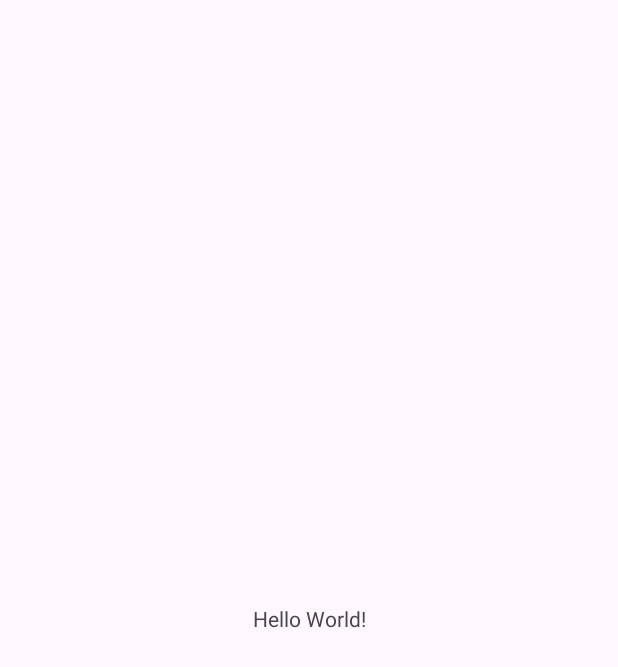
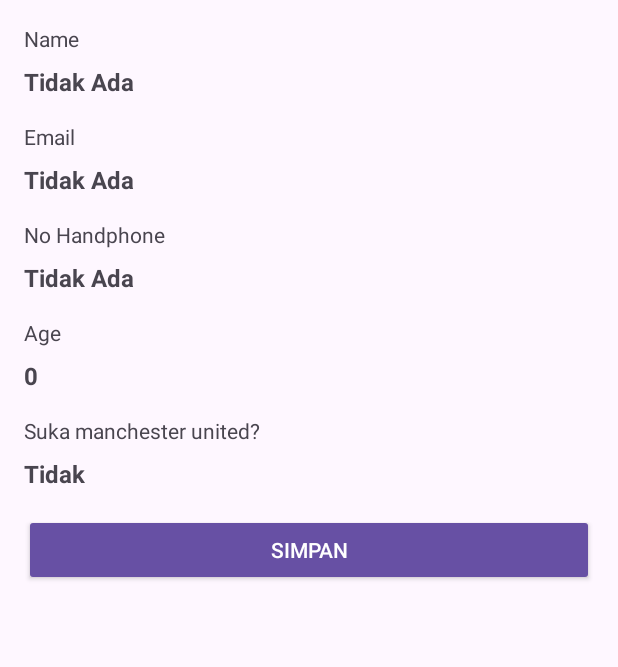
Before and after one commit to zakymzn/MySharedPreferences, an Android app: the screen it shows after launch (MainActivity), on a phone screen of 412 x 824 dp. Before the commit the part shown is almost empty. Shown: the top 667 px of the screen. Run offline under Robolectric (Android 15) with nearby library versions, the phone set to English and light mode, and no system bars.

Commit message:
codelab menyimpan data dengan shared preferences

```diff
--- a/app/build.gradle.kts
+++ b/app/build.gradle.kts
@@ -1,6 +1,7 @@
 plugins {
     alias(libs.plugins.android.application)
     alias(libs.plugins.kotlin.android)
+    id("kotlin-parcelize")
 }
 
 android {
@@ -33,6 +34,9 @@ android {
     kotlinOptions {
         jvmTarget = "11"
     }
+    buildFeatures {
+        viewBinding = true
+    }
 }
 
 dependencies {
--- a/app/src/main/AndroidManifest.xml
+++ b/app/src/main/AndroidManifest.xml
@@ -13,6 +13,9 @@
         android:theme="@style/Theme.MySharedPreferences"
         tools:targetApi="31">
         <activity
+            android:name=".FormUserPreferenceActivity"
+            android:exported="false" />
+        <activity
             android:name=".MainActivity"
             android:exported="true">
             <intent-filter>
--- a/app/src/main/java/com/example/mysharedpreferences/MainActivity.kt
+++ b/app/src/main/java/com/example/mysharedpreferences/MainActivity.kt
@@ -1,20 +1,92 @@
 package com.example.mysharedpreferences
 
+import android.content.Intent
 import android.os.Bundle
-import androidx.activity.enableEdgeToEdge
+import android.view.View
+import androidx.activity.result.contract.ActivityResultContracts
 import androidx.appcompat.app.AppCompatActivity
-import androidx.core.view.ViewCompat
-import androidx.core.view.WindowInsetsCompat
+import androidx.activity.result.ActivityResult
+import com.example.mysharedpreferences.databinding.ActivityMainBinding
 
-class MainActivity : AppCompatActivity() {
+class MainActivity : AppCompatActivity(), View.OnClickListener {
+
+    private lateinit var mUserPreference: UserPreference
+    private lateinit var binding: ActivityMainBinding
+
+    private var isPreferenceEmpty = false
+    private lateinit var userModel: UserModel
+
+    private val resultLauncher = registerForActivityResult(
+        ActivityResultContracts.StartActivityForResult()
+    ) { result: ActivityResult ->
+        if (result.data != null && result.resultCode == FormUserPreferenceActivity.RESULT_CODE) {
+            userModel = result.data?.getParcelableExtra<UserModel>(FormUserPreferenceActivity.EXTRA_RESULT) as UserModel
+            populateView(userModel)
+            checkForm(userModel)
+        }
+    }
+
     override fun onCreate(savedInstanceState: Bundle?) {
         super.onCreate(savedInstanceState)
-        enableEdgeToEdge()
-        setContentView(R.layout.activity_main)
-        ViewCompat.setOnApplyWindowInsetsListener(findViewById(R.id.main)) { v, insets ->
-            val systemBars = insets.getInsets(WindowInsetsCompat.Type.systemBars())
-            v.setPadding(systemBars.left, systemBars.top, systemBars.right, systemBars.bottom)
-            insets
+        binding = ActivityMainBinding.inflate(layoutInflater)
+        setContentView(binding.root)
+
+        supportActionBar?.title = "My User Preference"
+
+        mUserPreference = UserPreference(this)
+
+        binding.btnSave.setOnClickListener(this)
+
+        showExistingPreference()
+    }
+
+    private fun showExistingPreference() {
+        userModel = mUserPreference.getUser()
+        populateView(userModel)
+        checkForm(userModel)
+    }
+
+    private fun populateView(userModel: UserModel) {
+        binding.tvName.text = if (userModel.name.toString().isEmpty()) "Tidak Ada" else userModel.name
+        binding.tvAge.text = if (userModel.age.toString().isEmpty()) "Tidak Ada" else userModel.age.toString()
+        binding.tvIsLoveMu.text = if (userModel.isLove) "Ya" else "Tidak"
+        binding.tvEmail.text = if (userModel.email.toString().isEmpty()) "Tidak Ada" else userModel.email
+        binding.tvPhone.text = if (userModel.phoneNumber.toString().isEmpty()) "Tidak Ada" else userModel.phoneNumber
+    }
+
+    private fun checkForm(userModel: UserModel) {
+        when {
+            userModel.name.toString().isNotEmpty() -> {
+                binding.btnSave.text = getString(R.string.change)
+                isPreferenceEmpty = false
+            }
+            else -> {
+                binding.btnSave.text = getString(R.string.save)
+                isPreferenceEmpty = true
+            }
+        }
+    }
+
+    override fun onClick(view: View) {
+        if (view.id == R.id.btn_save) {
+            val intent = Intent(this@MainActivity, FormUserPreferenceActivity::class.java)
+            when {
+                isPreferenceEmpty -> {
+                    intent.putExtra(
+                        FormUserPreferenceActivity.EXTRA_TYPE_FORM,
+                        FormUserPreferenceActivity.TYPE_ADD
+                    )
+                    intent.putExtra("USER", userModel)
+                }
+                else -> {
+                    intent.putExtra(
+                        FormUserPreferenceActivity.EXTRA_TYPE_FORM,
+                        FormUserPreferenceActivity.TYPE_EDIT
+                    )
+                    intent.putExtra("USER", userModel)
+                }
+            }
+            resultLauncher.launch(intent)
         }
     }
 }
--- /dev/null
+++ b/app/src/main/java/com/example/mysharedpreferences/UserModel.kt
@@ -0,0 +1,13 @@
+package com.example.mysharedpreferences
+
+import android.os.Parcelable
+import kotlinx.parcelize.Parcelize
+
+@Parcelize
+data class UserModel (
+    var name: String? = null,
+    var email: String? = null,
+    var age: Int = 0,
+    var phoneNumber: String? = null,
+    var isLove: Boolean = false
+) : Parcelable
--- /dev/null
+++ b/app/src/main/java/com/example/mysharedpreferences/UserPreference.kt
@@ -0,0 +1,36 @@
+package com.example.mysharedpreferences
+
+import android.content.Context
+
+internal class UserPreference(context: Context) {
+    companion object {
+        private const val PREFS_NAME = "user_pref"
+        private const val NAME = "name"
+        private const val EMAIL = "email"
+        private const val AGE = "age"
+        private const val PHONE_NUMBER = "phone"
+        private const val LOVE_MU = "islove"
+    }
+
+    private val preferences = context.getSharedPreferences(PREFS_NAME, Context.MODE_PRIVATE)
+
+    fun setUser(value: UserModel) {
+        val editor = preferences.edit()
+        editor.putString(NAME, value.name)
+        editor.putString(EMAIL, value.email)
+        editor.putInt(AGE, value.age)
+        editor.putString(PHONE_NUMBER, value.phoneNumber)
+        editor.putBoolean(LOVE_MU, value.isLove)
+        editor.apply()
+    }
+
+    fun getUser(): UserModel {
+        val model = UserModel()
+        model.name = preferences.getString(NAME, "")
+        model.email = preferences.getString(EMAIL, "")
+        model.age = preferences.getInt(AGE, 0)
+        model.phoneNumber = preferences.getString(PHONE_NUMBER, "")
+        model.isLove = preferences.getBoolean(LOVE_MU, false)
+        return model
+    }
+}
--- a/app/src/main/res/layout/activity_main.xml
+++ b/app/src/main/res/layout/activity_main.xml
@@ -1,19 +1,82 @@
 <?xml version="1.0" encoding="utf-8"?>
-<androidx.constraintlayout.widget.ConstraintLayout xmlns:android="http://schemas.android.com/apk/res/android"
-    xmlns:app="http://schemas.android.com/apk/res-auto"
+<LinearLayout xmlns:android="http://schemas.android.com/apk/res/android"
     xmlns:tools="http://schemas.android.com/tools"
-    android:id="@+id/main"
+    android:id="@+id/activity_main"
     android:layout_width="match_parent"
     android:layout_height="match_parent"
+    android:orientation="vertical"
+    android:padding="16dp"
     tools:context=".MainActivity">
 
     <TextView
         android:layout_width="wrap_content"
         android:layout_height="wrap_content"
-        android:text="Hello World!"
-        app:layout_constraintBottom_toBottomOf="parent"
-        app:layout_constraintEnd_toEndOf="parent"
-        app:layout_constraintStart_toStartOf="parent"
-        app:layout_constraintTop_toTopOf="parent" />
-
-</androidx.constraintlayout.widget.ConstraintLayout>
+        android:layout_marginBottom="8dp"
+        android:text="@string/name" />
+    <TextView
+        android:id="@+id/tv_name"
+        android:layout_width="match_parent"
+        android:layout_height="wrap_content"
+        android:layout_marginBottom="16dp"
+        android:textSize="16sp"
+        android:textStyle="bold"
+        tools:text="@string/dummy_name" />
+    <TextView
+        android:layout_width="wrap_content"
+        android:layout_height="wrap_content"
+        android:layout_marginBottom="8dp"
+        android:text="@string/email" />
+    <TextView
+        android:id="@+id/tv_email"
+        android:layout_width="match_parent"
+        android:layout_height="wrap_content"
+        android:layout_marginBottom="16dp"
+        android:textSize="16sp"
+        android:textStyle="bold"
+        tools:text="@string/dummy_email" />
+    <TextView
+        android:layout_width="wrap_content"
+        android:layout_height="wrap_content"
+        android:layout_marginBottom="8dp"
+        android:text="@string/phone_number" />
+    <TextView
+        android:id="@+id/tv_phone"
+        android:layout_width="match_parent"
+        android:layout_height="wrap_content"
+        android:layout_marginBottom="16dp"
+        android:textSize="16sp"
+        android:textStyle="bold"
+        tools:text="@string/dummynumber" />
+    <TextView
+        android:layout_width="wrap_content"
+        android:layout_height="wrap_content"
+        android:layout_marginBottom="8dp"
+        android:text="@string/age" />
+    <TextView
+        android:id="@+id/tv_age"
+        android:layout_width="match_parent"
+        android:layout_height="wrap_content"
+        android:layout_marginBottom="16dp"
+        android:textSize="16sp"
+        android:textStyle="bold"
+        tools:text="@string/dummyage" />
+    <TextView
+        android:layout_width="wrap_content"
+        android:layout_height="wrap_content"
+        android:layout_marginBottom="8dp"
+        android:text="@string/love_manchester_united" />
+    <TextView
+        android:id="@+id/tv_is_love_mu"
+        android:layout_width="match_parent"
+        android:layout_height="wrap_content"
+        android:layout_marginBottom="16dp"
+        android:textSize="16sp"
+        android:textStyle="bold"
+        tools:text="@string/dummyislove" />
+    <Button
+        android:id="@+id/btn_save"
+        style="@style/Base.Widget.AppCompat.Button.Colored"
+        android:layout_width="match_parent"
+        android:layout_height="wrap_content"
+        android:text="@string/save" />
+</LinearLayout>
--- a/app/src/main/res/values/strings.xml
+++ b/app/src/main/res/values/strings.xml
@@ -1,3 +1,17 @@
 <resources>
     <string name="app_name">MySharedPreferences</string>
+    <string name="name">Name</string>
+    <string name="email">Email</string>
+    <string name="phone_number">No Handphone</string>
+    <string name="age">Age</string>
+    <string name="yes">Ya</string>
+    <string name="no">Tidak</string>
+    <string name="save">Simpan</string>
+    <string name="love_manchester_united">Suka manchester united?</string>
+    <string name="change">Ubah</string>
+    <string name="dummy_name">Narenda Wicaksono</string>
+    <string name="dummy_email">narenda@dicoding.com</string>
+    <string name="dummynumber">123456</string>
+    <string name="dummyage">30</string>
+    <string name="dummyislove">IsLoveMU</string>
 </resources>
```
Also changed, not shown: app/src/main/java/com/example/mysharedpreferences/FormUserPreferenceActivity.kt (added, +150 -0 lines), app/src/main/res/layout/activity_form_user_preference.xml (added, +93 -0 lines).
